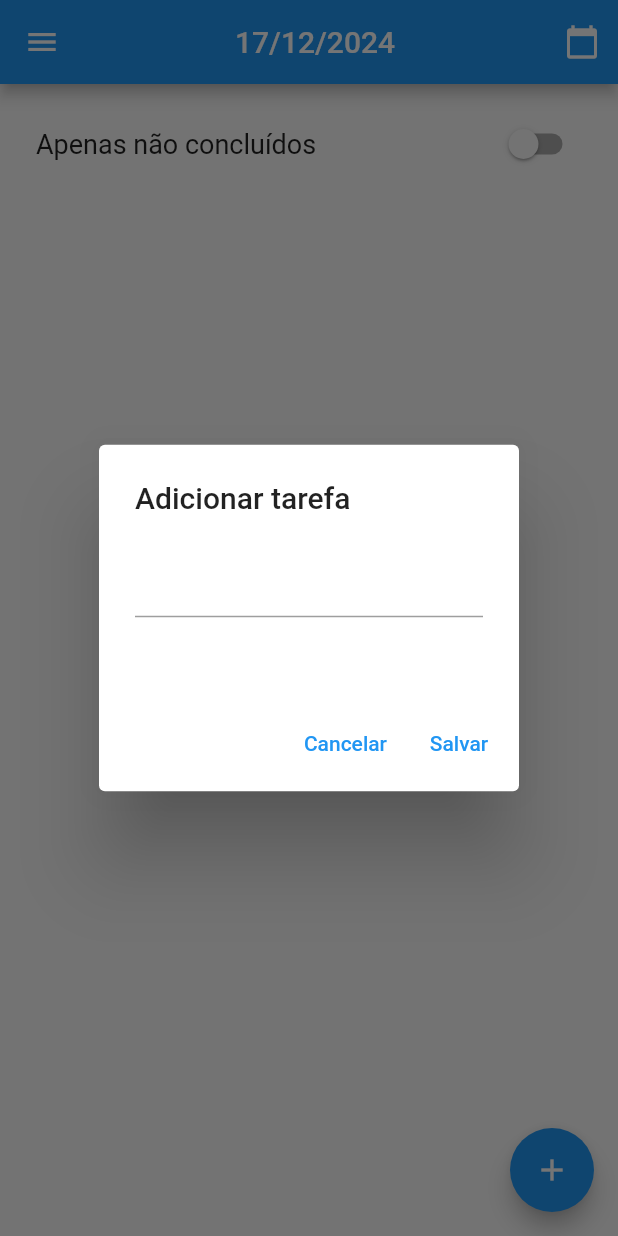
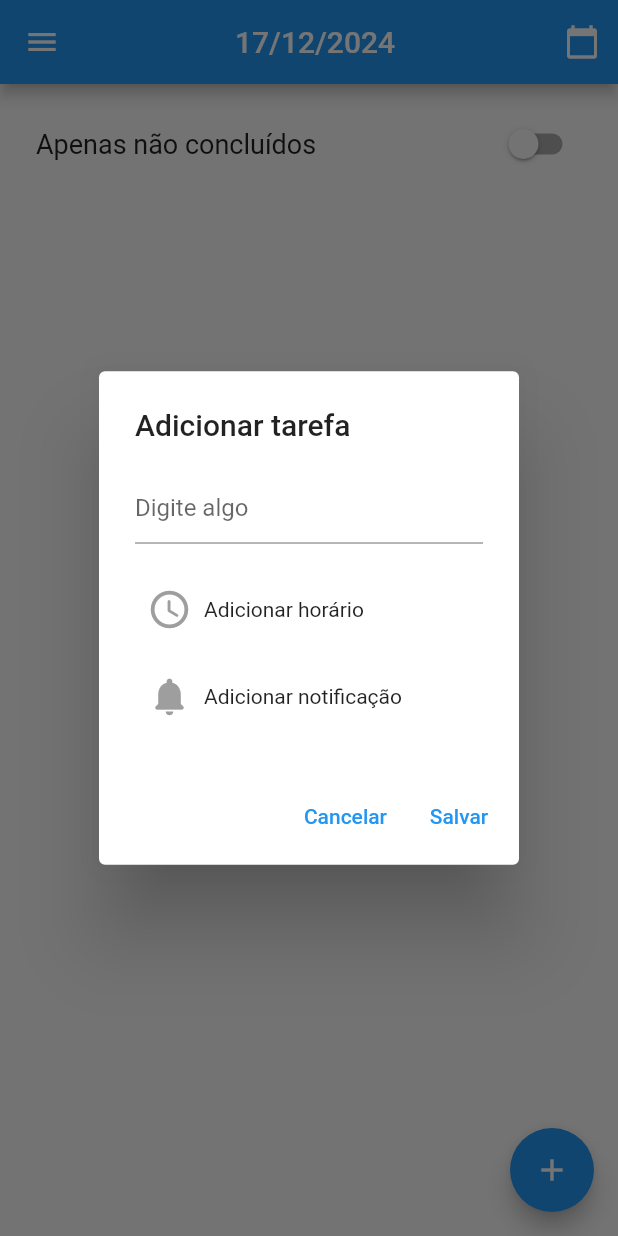
Before and after one commit to eduardoandd/todo_list, a Flutter app: the screen it shows after launch, after a tap on the "add" icon, on a phone screen of 412 x 824 dp. Run offline on Flutter 3.47's test engine with Material 2 defaults, Android fonts, the light colour scheme and no system bars; our stand-ins replace cloud_firestore, firebase_analytics, firebase_core, firebase_messaging, hive, shared_preferences; missing offline and left inert: day_night_time_picker; accounts and stored records are empty.

Commit message:
alterando o designer de horario e notificação

```diff
--- a/lib/pages/todo_page.dart
+++ b/lib/pages/todo_page.dart
@@ -102,7 +102,6 @@ class _TodoPageState extends State<TodoPage> {
                   return CustomAlertDialog(
                     title: "Adicionar tarefa",
                     controller: descriptionController,
-                    borderIsVisible: borderIsVisible,
                     onConfirm: () async {
                       var task = TaskModel(
                           description: descriptionController.text,
@@ -220,8 +219,6 @@ class _TodoPageState extends State<TodoPage> {
                                                   title: "Editar tarefa",
                                                   controller:
                                                       descriptionController,
-                                                  borderIsVisible:
-                                                      borderIsVisible,
                                                   onConfirm: () async {
                                                     task.description =
                                                         descriptionController
--- a/lib/shared/widgets/custom_alert_dialog.dart
+++ b/lib/shared/widgets/custom_alert_dialog.dart
@@ -1,64 +1,146 @@
-// ignore_for_file: prefer_const_constructors, prefer_const_literals_to_create_immutables
+// ignore_for_file: prefer_const_constructors, prefer_const_literals_to_create_immutables, unnecessary_null_comparison
 
-import 'package:flutter/cupertino.dart';
 import 'package:flutter/material.dart';
+import 'package:day_night_time_picker/day_night_time_picker.dart';
 
-class CustomAlertDialog extends StatelessWidget {
+import 'alert_dialog_noticatin_widget.dart';
+
+class CustomAlertDialog extends StatefulWidget {
   final TextEditingController controller;
   final String title;
   final String confirmText;
   final Function onConfirm;
-  // final bool visible;
-  final bool borderIsVisible;
 
-  CustomAlertDialog(
-      {required this.controller,
+  CustomAlertDialog({
+    required this.controller,
     required this.title,
     required this.confirmText,
     required this.onConfirm,
-      required this.borderIsVisible});
+  });
+
+  @override
+  _CustomAlertDialogState createState() => _CustomAlertDialogState();
+}
+
+class _CustomAlertDialogState extends State<CustomAlertDialog> {
+  bool notification = false;
+  Time _time = Time(hour: 12, minute: 0);
+  String selectedTime = "Adicionar horário";
+
+  void _showTimePicker() {
+    Navigator.of(context).push(
+      showPicker(
+        context: context,
+        value: _time,
+        onChange: (Time newTime) {
+          setState(() {
+            _time = newTime;
+            selectedTime =
+                "${newTime.hour.toString().padLeft(2, '0')}:${newTime.minute.toString().padLeft(2, '0')}";
+          });
+        },
+        iosStylePicker: false,
+        is24HrFormat: true,
+        minuteInterval: TimePickerInterval.FIVE,
+      ),
+    );
+  }
 
   @override
   Widget build(BuildContext context) {
     return AlertDialog(
       title: Row(
         mainAxisAlignment: MainAxisAlignment.spaceBetween,
-        children: [Text(title), Column()],
+        children: [
+          Text(widget.title),
+          Column(),
+        ],
       ),
       content: Column(
         mainAxisSize: MainAxisSize.min,
         children: [
           TextField(
-            controller: controller,
+            controller: widget.controller,
+            decoration: InputDecoration(
+              hintText: "Digite algo",
             ),
-          SizedBox(
-            height: 10,
           ),
+          const SizedBox(height: 20),
           Row(
             children: [
-              Container(
-                margin: EdgeInsets.only(right: 20),
-                padding: EdgeInsets.symmetric(vertical: 8),
-                decoration: borderIsVisible
-                    ? BoxDecoration(
-                        color: Colors.grey[200],
-                        borderRadius: BorderRadius.circular(25),
-                        border: Border.all(color: Colors.grey[400]!, width: 1),
-                      )
-                    : BoxDecoration(
-                        color: Color.fromARGB(255, 255, 255, 255),
-                        borderRadius: BorderRadius.circular(25),
-                        border: Border.all(
-                            color: Color.fromARGB(255, 255, 255, 255)!,
-                            width: 1),
-                      ),
+              Material(
+                color: Colors.transparent,
+                child: InkWell(
+                  onTap: _showTimePicker,
+                  borderRadius: BorderRadius.circular(50),
+                  child: Padding(
+                    padding: const EdgeInsets.all(8.0),
                     child: Row(
                       children: [
-                    SizedBox(width: 8),
-                    SizedBox(width: 8),
+                        const Icon(
+                          Icons.access_time_rounded,
+                          size: 30,
+                          color: Colors.grey,
+                        ),
+                        Padding(
+                          padding: const EdgeInsets.all(8.0),
+                          child: Text(selectedTime),
+                        ),
                       ],
                     ),
-              )
+                  ),
+                ),
+              ),
+            ],
+          ),
+          const SizedBox(height: 10),
+          Row(
+            mainAxisAlignment: MainAxisAlignment.spaceBetween,
+            children: [
+              Material(
+                color: Colors.transparent,
+                child: InkWell(
+                  onTap: () async {
+                    final result = await showDialog<String>(
+                        context: context,
+                        builder: (BuildContext bc) {
+                          return AlertDialogNotificationWidget();
+                        });
+                    if (result != null) {
+                      setState(() {
+                        notification = true;
+                      });
+                    }
+                  },
+                  borderRadius: BorderRadius.circular(50),
+                  child: Padding(
+                    padding: EdgeInsets.all(8.0),
+                    child: Row(
+                      children: [
+                        Icon(Icons.notifications_rounded,
+                            size: 30,
+                            color: notification ? Colors.blue : Colors.grey),
+                        Padding(
+                          padding: EdgeInsets.all(8.0),
+                          child: Text("Adicionar notificação"),
+                        ),
+                      ],
+                    ),
+                  ),
+                ),
+              ),
+              if (notification)
+                InkWell(
+                  onTap: () {
+                    setState(() {
+                      notification = false;
+                    });
+                  },
+                  child: Container(
+                    // padding: const EdgeInsets.only( bottom: 10),
+                    child: Icon(Icons.close, size: 25, color: Colors.red),
+                  ),
+                ),
             ],
           ),
         ],
@@ -68,14 +150,15 @@ class CustomAlertDialog extends StatelessWidget {
           onPressed: () {
             Navigator.pop(context);
           },
-            child: Text('Cancelar')),
+          child: const Text('Cancelar'),
+        ),
         TextButton(
           onPressed: () {
-            onConfirm();
+            widget.onConfirm();
             Navigator.pop(context);
           },
-          child: Text(confirmText),
-        )
+          child: Text(widget.confirmText),
+        ),
       ],
     );
   }
```
Also changed, not shown: lib/shared/widgets/alert_dialog_noticatin_widget.dart (added, +60 -0 lines), pubspec.yaml (+6 -3 lines), pubspec.lock. Lines whose indentation alone changed are shown as unchanged.
